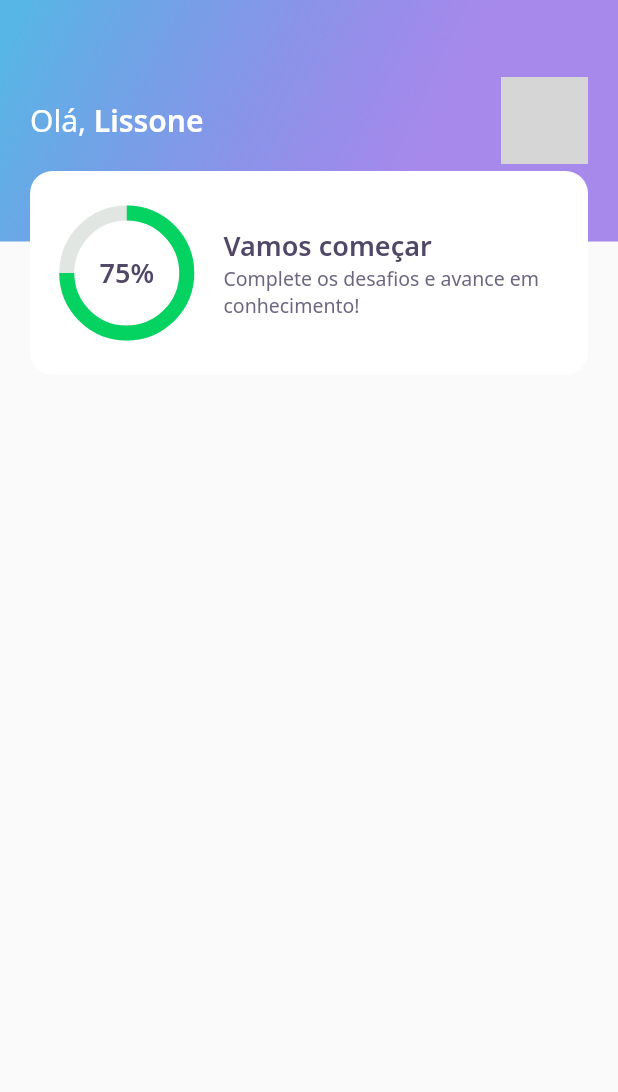
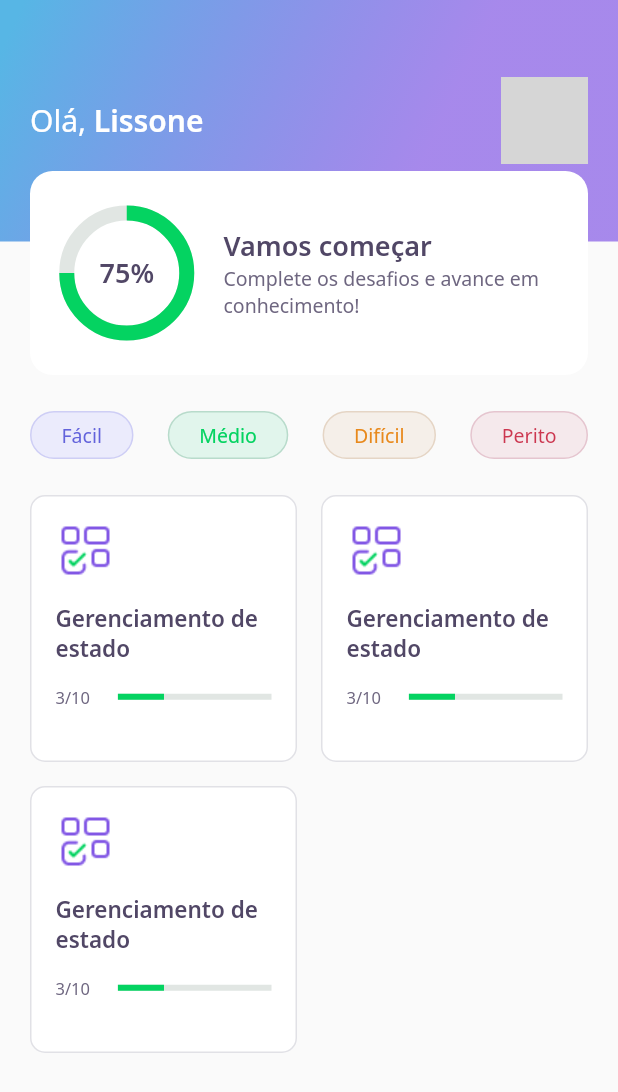
Before and after one commit to Lissone/devquiz, a Flutter app: the screen it shows after launch, on a phone screen of 412 x 824 dp. Shown: the top 1092 px of the screen. Run offline on Flutter 3.47's test engine with Material 2 defaults, Android fonts, the phone set to English and light mode, and no system bars; our stand-ins replace google_fonts; network calls fail; grey boxes are pictures that could not be loaded.

Commit message:
buttons and cards in homepage

```diff
--- a/lib/home/home_page.dart
+++ b/lib/home/home_page.dart
@@ -1,4 +1,6 @@
 import 'package:DevQuiz/home/widgets/appbar/app_bar_widget.dart';
+import 'package:DevQuiz/home/widgets/levelButton/level_button_widget.dart';
+import 'package:DevQuiz/home/widgets/quiz_card/quiz_card_widget.dart';
 import 'package:flutter/material.dart';
 
 class HomePage extends StatefulWidget {
@@ -13,6 +15,36 @@ class _HomePageState extends State<HomePage> {
   Widget build(BuildContext context) {
     return Scaffold(
       appBar: AppBarWidget(),
+      body: Padding(
+        padding: const EdgeInsets.symmetric(horizontal: 20),
+        child: Column(
+          children: [
+            SizedBox(height: 24),
+            Row(
+              mainAxisAlignment: MainAxisAlignment.spaceBetween,
+              children: [
+                LevelButtonWidget(label: "Fácil"),
+                LevelButtonWidget(label: "Médio"),
+                LevelButtonWidget(label: "Difícil"),
+                LevelButtonWidget(label: "Perito"),
+              ],
+            ),
+            SizedBox(height: 24),
+            Expanded(
+              child: GridView.count(
+                crossAxisSpacing: 16,
+                mainAxisSpacing: 16,
+                crossAxisCount: 2,
+                children: [
+                  QuizCardWidget(),
+                  QuizCardWidget(),
+                  QuizCardWidget()
+                ],
+              ),
+            )
+          ],
+        ),
+      ),
     );
   }
 }
--- /dev/null
+++ b/lib/home/widgets/levelButton/level_button_widget.dart
@@ -0,0 +1,55 @@
+import 'package:DevQuiz/core/app_colors.dart';
+import 'package:DevQuiz/core/app_text_styles.dart';
+import 'package:flutter/material.dart';
+import 'package:google_fonts/google_fonts.dart';
+
+class LevelButtonWidget extends StatelessWidget {
+  final String label;
+
+  LevelButtonWidget({Key? key, required this.label})
+      : assert(["Fácil", "Médio", "Difícil", "Perito"].contains(label)),
+        super(key: key);
+
+  final config = {
+    "Fácil": {
+      "color": AppColors.levelButtonFacil,
+      "borderColor": AppColors.levelButtonBorderFacil,
+      "fontColor": AppColors.levelButtonTextFacil,
+    },
+    "Médio": {
+      "color": AppColors.levelButtonMedio,
+      "borderColor": AppColors.levelButtonBorderMedio,
+      "fontColor": AppColors.levelButtonTextMedio,
+    },
+    "Difícil": {
+      "color": AppColors.levelButtonDificil,
+      "borderColor": AppColors.levelButtonBorderDificil,
+      "fontColor": AppColors.levelButtonTextDificil,
+    },
+    "Perito": {
+      "color": AppColors.levelButtonPerito,
+      "borderColor": AppColors.levelButtonBorderPerito,
+      "fontColor": AppColors.levelButtonTextPerito,
+    }
+  };
+
+  Color get color => config[label]!['color']!;
+  Color get borderColor => config[label]!['borderColor']!;
+  Color get fontColor => config[label]!['fontColor']!;
+
+  @override
+  Widget build(BuildContext context) {
+    return Container(
+      decoration: BoxDecoration(
+        color: color,
+        border: Border.fromBorderSide(BorderSide(color: borderColor)),
+        borderRadius: BorderRadius.circular(28),
+      ),
+      child: Padding(
+        padding: const EdgeInsets.symmetric(horizontal: 20, vertical: 6),
+        child: Text(label,
+            style: GoogleFonts.notoSans(color: fontColor, fontSize: 13)),
+      ),
+    );
+  }
+}
--- /dev/null
+++ b/lib/home/widgets/quiz_card/quiz_card_widget.dart
@@ -0,0 +1,48 @@
+import 'package:DevQuiz/core/app_colors.dart';
+import 'package:DevQuiz/core/app_images.dart';
+import 'package:DevQuiz/core/app_text_styles.dart';
+import 'package:flutter/material.dart';
+
+class QuizCardWidget extends StatelessWidget {
+  @override
+  Widget build(BuildContext context) {
+    return Container(
+      padding: EdgeInsets.all(16),
+      decoration: BoxDecoration(
+          border: Border.fromBorderSide(BorderSide(color: AppColors.border)),
+          color: AppColors.white,
+          borderRadius: BorderRadius.circular(10)),
+      child: Column(
+        crossAxisAlignment: CrossAxisAlignment.start,
+        children: [
+          Container(
+            height: 40,
+            width: 40,
+            child: Image.asset(AppImages.blocks),
+          ),
+          SizedBox(height: 15),
+          Text(
+            "Gerenciamento de estado",
+            style: AppTextStyles.heading15,
+          ),
+          SizedBox(height: 15),
+          Row(
+            children: [
+              Expanded(
+                  flex: 1, child: Text("3/10", style: AppTextStyles.body11)),
+              SizedBox(width: 16),
+              Expanded(
+                flex: 4,
+                child: LinearProgressIndicator(
+                    value: 0.3,
+                    backgroundColor: AppColors.chartSecondary,
+                    valueColor:
+                        AlwaysStoppedAnimation<Color>(AppColors.chartPrimary)),
+              )
+            ],
+          )
+        ],
+      ),
+    );
+  }
+}
```
